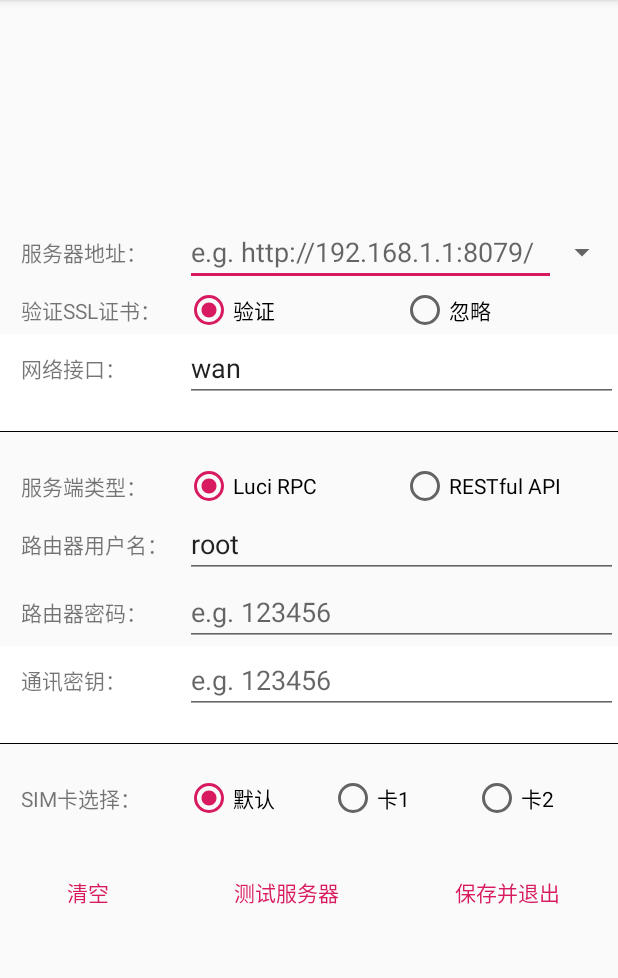
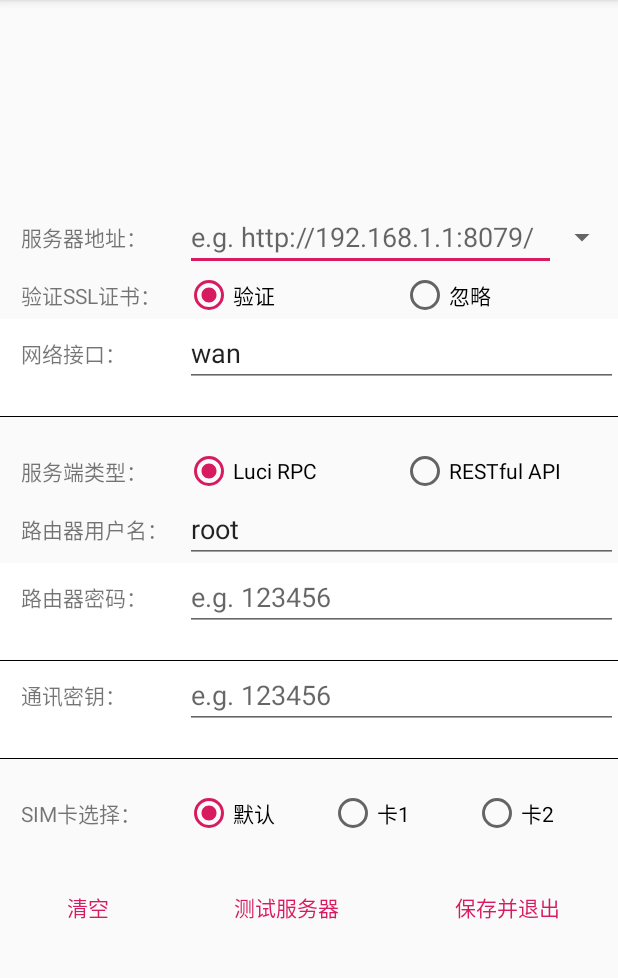
Before and after one commit to kuretru/SingleNet-Robot, an Android app: the ConfigActivity screen opened directly, with no data from a screen before it, on a phone screen of 412 x 824 dp, the part 84-1062 px from its top. Run offline under Robolectric (Android 15) with nearby library versions, the phone set to English and light mode, and no system bars; 18 statements that could not run were skipped.

Commit message:
修复：Luci RPC布局错误的问题

```diff
--- a/client/Android/app/src/main/res/layout/activity_config.xml
+++ b/client/Android/app/src/main/res/layout/activity_config.xml
@@ -176,8 +176,10 @@
             android:layout_width="match_parent"
             android:layout_height="wrap_content"
             android:layout_gravity="center"
+            android:background="@drawable/border"
             android:gravity="center"
-            android:orientation="horizontal">
+            android:orientation="horizontal"
+            android:paddingBottom="20dp">
 
             <TextView
                 android:id="@+id/tvPassword"
```
